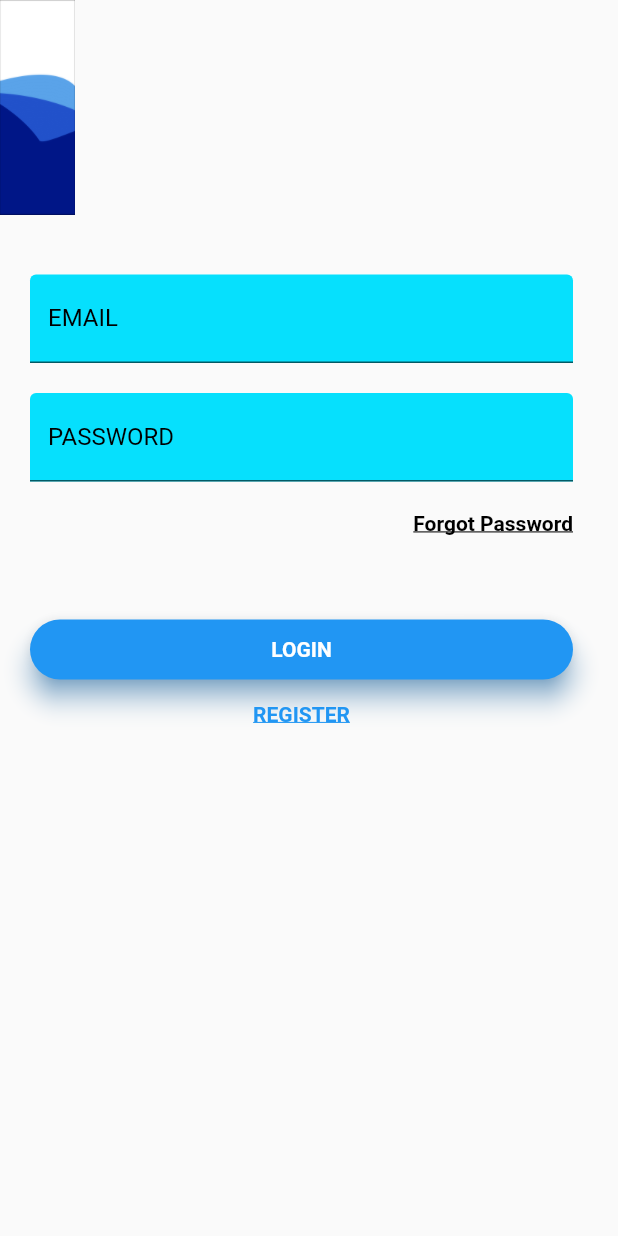
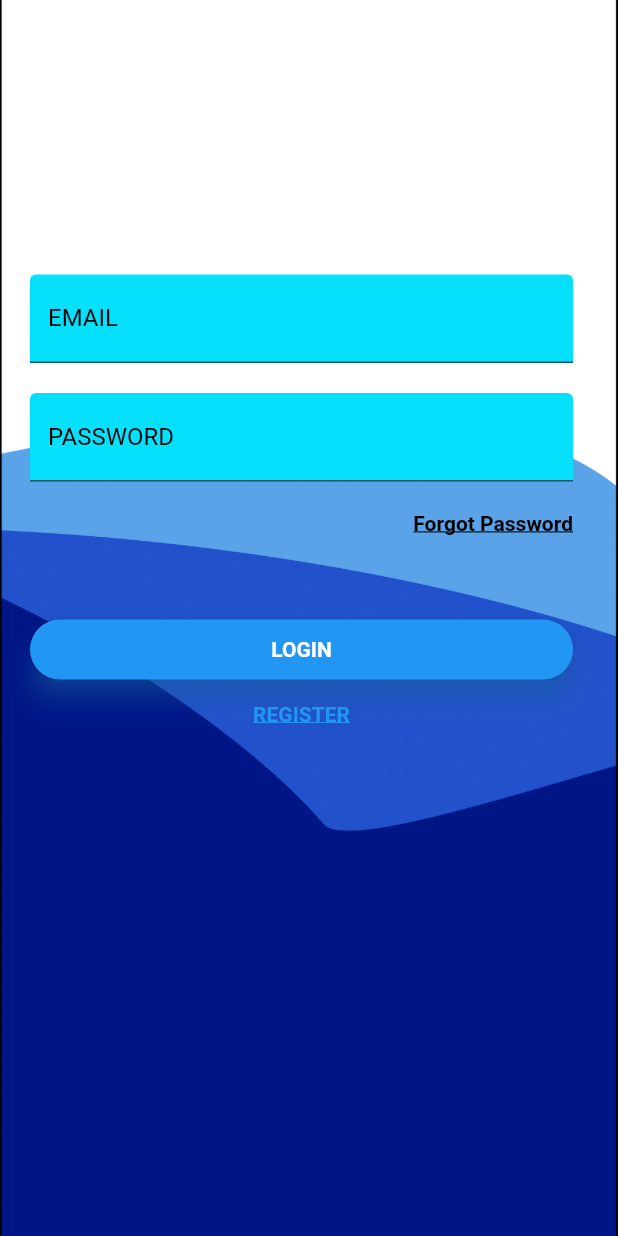
Before and after one commit to Rishic2002/wateriotapp, a Flutter app: the screen it shows after launch, on a phone screen of 412 x 824 dp. Run offline on Flutter 3.47's test engine with Material 2 defaults, Android fonts, the phone set to English and light mode, and no system bars; our stand-ins replace cloud_firestore, firebase_auth, firebase_core; accounts and stored records are empty; Roboto replaces fonts that are missing (Montserrat).

Commit message:
Update main.dart

```diff
--- a/lib/main.dart
+++ b/lib/main.dart
@@ -97,15 +97,17 @@ class _LoginPageState extends State<LoginPage> {
   @override
   Widget build(BuildContext context) {
     return Scaffold(
-      body: Column(
+        body: Center(
+            child: Container(
+      decoration: BoxDecoration(
+        image: DecorationImage(
+            image: AssetImage('Assets/water.png'), fit: BoxFit.cover),
+      ),
+      child: Column(
         crossAxisAlignment: CrossAxisAlignment.start,
         children: <Widget>[
           // ignore: avoid_unnecessary_containers
           Container(
-            decoration: BoxDecoration(
-              image: DecorationImage(
-                  image: AssetImage("Assets/water.png"), fit: BoxFit.fill),
-            ),
             child: Stack(
               children: <Widget>[
                 Container(
@@ -232,6 +234,6 @@ class _LoginPageState extends State<LoginPage> {
           )
         ],
       ),
-    );
+    )));
   }
 }
```
